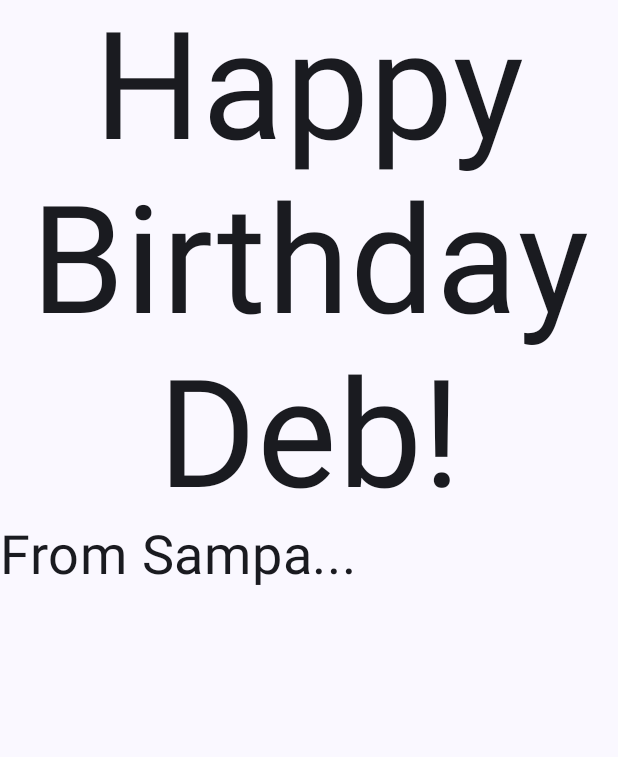
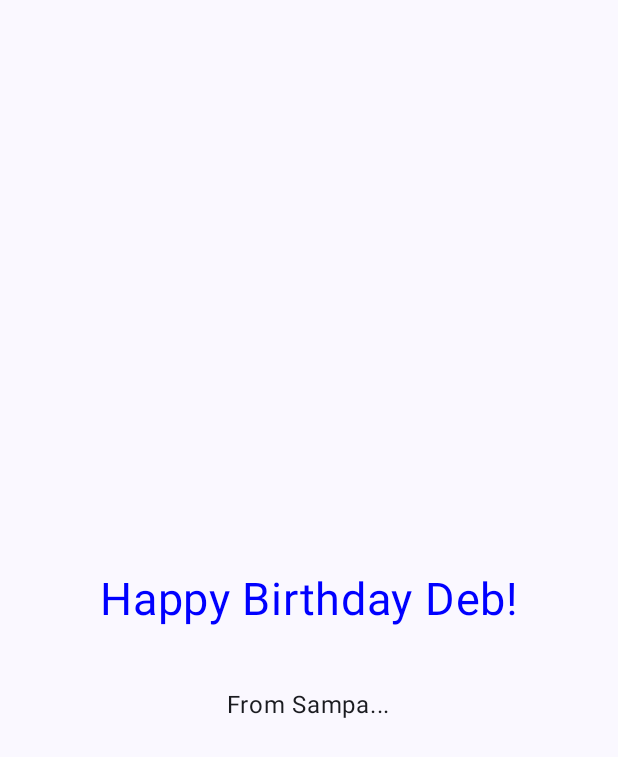
Before and after one commit to debabrota1604/android2024, an Android app built with Jetpack Compose: the screen it shows after launch (MainActivity), on a phone screen of 412 x 824 dp. Shown: the top 757 px of the screen. Run offline under Robolectric (Android 15) with nearby library versions, the phone set to English and light mode, and no system bars.

Commit message:
minor changes to the UI

```diff
--- a/App2_birthday/app/src/main/java/com/example/app2_birthday/MainActivity.kt
+++ b/App2_birthday/app/src/main/java/com/example/app2_birthday/MainActivity.kt
@@ -16,6 +16,7 @@ import androidx.compose.material3.Text
 import androidx.compose.runtime.Composable
 import androidx.compose.ui.Alignment
 import androidx.compose.ui.Modifier
+import androidx.compose.ui.graphics.Color
 import androidx.compose.ui.text.style.TextAlign
 import androidx.compose.ui.tooling.preview.Preview
 import androidx.compose.ui.unit.dp
@@ -40,18 +41,20 @@ class MainActivity : ComponentActivity() {
 @Composable
     fun GreetingText(message: String, from: String, modifier: Modifier = Modifier) {
     Column (
+        horizontalAlignment = Alignment.CenterHorizontally,
         verticalArrangement = Arrangement.Center,
-        modifier = Modifier
+        modifier = Modifier.fillMaxSize()
     ){
         Text(
             text = message,
-            fontSize = 100.sp,
+            fontSize = 30.sp,
             lineHeight = 116.sp,
+            color = Color.Blue,
             textAlign = TextAlign.Center
         )
         Text(
             text = from,
-            fontSize = 36.sp,
+            fontSize = 16.sp,
         )
     }
 }
```
Also changed, not shown: 1 other file.
